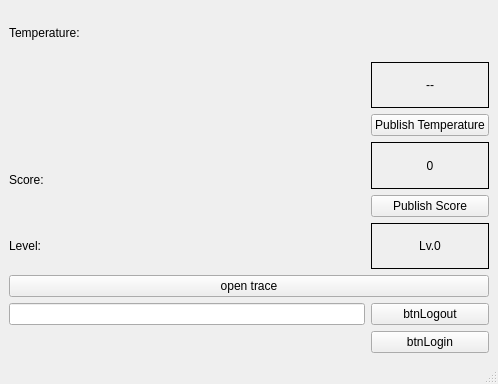
This is MainWindow.ui in zhangmeng-00/QT-MVVM as Qt 5 draws it before an edit. The edited form follows.
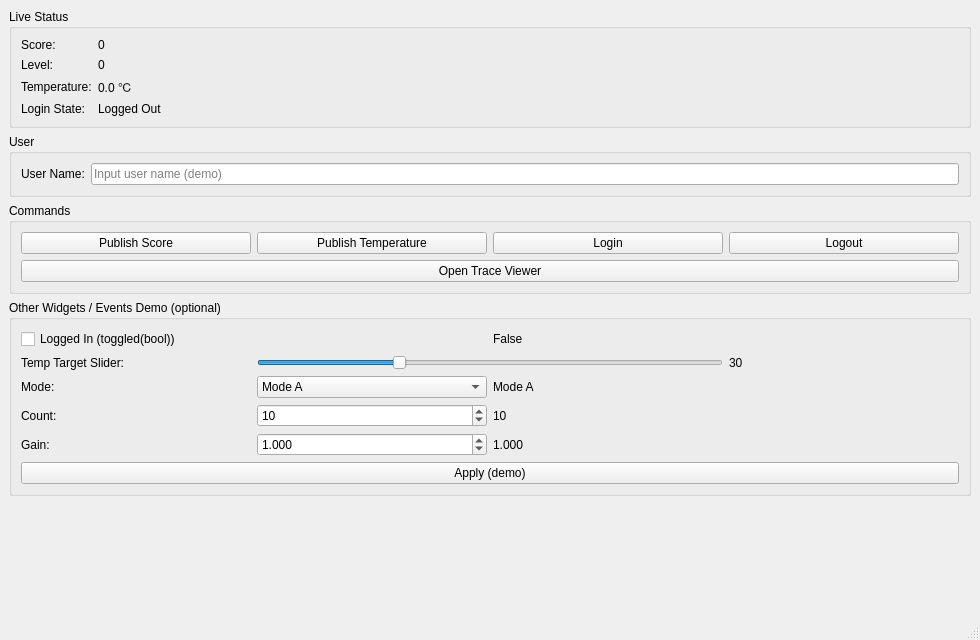
This is the edited form.

Commit message: #2026.01.22 1.修改BindCommand，不在局限于PushButton，可以绑定任何控件的任何事件。 2.整理几个Demo的示例 3.增加EventCommandFilter（未启用）

The edit to the form file:
```diff
--- a/MainWindow.ui
+++ b/MainWindow.ui
@@ -3,120 +3,233 @@
  <class>MainWindow</class>
  <widget class="QMainWindow" name="MainWindow">
   <property name="geometry">
-   <rect>
-    <x>0</x>
-    <y>0</y>
-    <width>498</width>
-    <height>384</height>
-   </rect>
+   <rect><x>0</x><y>0</y><width>980</width><height>640</height></rect>
   </property>
   <property name="windowTitle">
    <string>Mediator MVA Qt Demo</string>
   </property>
   <widget class="QWidget" name="centralwidget">
-   <layout class="QGridLayout" name="gridLayout_2">
-    <item row="0" column="0">
-     <layout class="QGridLayout" name="gridLayout">
-      <item row="0" column="0" colspan="2">
-       <widget class="QLabel" name="labelTemperatureTitle">
-        <property name="text">
-         <string>Temperature:</string>
-        </property>
-       </widget>
-      </item>
-      <item row="1" column="1">
-       <widget class="QLabel" name="labelTemperature">
-        <property name="frameShape">
-         <enum>QFrame::Box</enum>
-        </property>
-        <property name="text">
-         <string>--</string>
-        </property>
-        <property name="alignment">
-         <set>Qt::AlignCenter</set>
-        </property>
-       </widget>
-      </item>
-      <item row="2" column="1">
-       <widget class="QPushButton" name="btnPublishTemperature">
-        <property name="text">
-         <string>Publish Temperature</string>
-        </property>
-       </widget>
-      </item>
-      <item row="3" column="0" rowspan="2">
-       <widget class="QLabel" name="labelScoreTitle">
-        <property name="text">
-         <string>Score:</string>
-        </property>
-       </widget>
-      </item>
-      <item row="3" column="1">
-       <widget class="QLabel" name="labelScore">
-        <property name="frameShape">
-         <enum>QFrame::Box</enum>
-        </property>
-        <property name="text">
-         <string>0</string>
-        </property>
-        <property name="alignment">
-         <set>Qt::AlignCenter</set>
-        </property>
-       </widget>
-      </item>
-      <item row="4" column="1">
-       <widget class="QPushButton" name="btnPublishScore">
-        <property name="text">
-         <string>Publish Score</string>
-        </property>
-       </widget>
-      </item>
-      <item row="5" column="0">
-       <widget class="QLabel" name="labelLevelTitle">
-        <property name="text">
-         <string>Level:</string>
-        </property>
-       </widget>
-      </item>
-      <item row="5" column="1">
-       <widget class="QLabel" name="labelLevel">
-        <property name="frameShape">
-         <enum>QFrame::Box</enum>
-        </property>
-        <property name="text">
-         <string>Lv.0</string>
-        </property>
-        <property name="alignment">
-         <set>Qt::AlignCenter</set>
-        </property>
-       </widget>
-      </item>
-      <item row="6" column="0" colspan="2">
-       <widget class="QPushButton" name="pushButton">
-        <property name="text">
-         <string>open trace</string>
-        </property>
-       </widget>
-      </item>
-      <item row="7" column="0">
-       <widget class="QLineEdit" name="lineEdit"/>
-      </item>
-      <item row="7" column="1">
-       <widget class="QPushButton" name="btnLogout">
-        <property name="text">
-         <string>btnLogout</string>
-        </property>
-       </widget>
-      </item>
-      <item row="8" column="1">
-       <widget class="QPushButton" name="btnLogin">
-        <property name="text">
-         <string>btnLogin</string>
-        </property>
-       </widget>
-      </item>
-     </layout>
+   <layout class="QVBoxLayout" name="verticalLayoutMain">
+
+    <item>
+     <widget class="QGroupBox" name="groupStatus">
+      <property name="title"><string>Live Status</string></property>
+      <layout class="QFormLayout" name="formLayoutStatus">
+       <item row="0" column="0">
+        <widget class="QLabel" name="labelScoreTitle">
+         <property name="text"><string>Score:</string></property>
+        </widget>
+       </item>
+       <item row="0" column="1">
+        <widget class="QLabel" name="labelScore">
+         <property name="text"><string>0</string></property>
+         <property name="minimumWidth"><number>120</number></property>
+        </widget>
+       </item>
+
+       <item row="1" column="0">
+        <widget class="QLabel" name="labelLevelTitle">
+         <property name="text"><string>Level:</string></property>
+        </widget>
+       </item>
+       <item row="1" column="1">
+        <widget class="QLabel" name="labelLevel">
+         <property name="text"><string>0</string></property>
+        </widget>
+       </item>
+
+       <item row="2" column="0">
+        <widget class="QLabel" name="labelTemperatureTitle">
+         <property name="text"><string>Temperature:</string></property>
+        </widget>
+       </item>
+       <item row="2" column="1">
+        <widget class="QLabel" name="labelTemperature">
+         <property name="text"><string>0.0 ℃</string></property>
+        </widget>
+       </item>
+
+       <item row="3" column="0">
+        <widget class="QLabel" name="labelLoginTitle">
+         <property name="text"><string>Login State:</string></property>
+        </widget>
+       </item>
+       <item row="3" column="1">
+        <widget class="QLabel" name="labelLoginState">
+         <property name="text"><string>Logged Out</string></property>
+        </widget>
+       </item>
+      </layout>
+     </widget>
     </item>
+
+    <item>
+     <widget class="QGroupBox" name="groupUser">
+      <property name="title"><string>User</string></property>
+      <layout class="QFormLayout" name="formLayoutUser">
+       <item row="0" column="0">
+        <widget class="QLabel" name="labelUserNameTitle">
+         <property name="text"><string>User Name:</string></property>
+        </widget>
+       </item>
+       <item row="0" column="1">
+        <widget class="QLineEdit" name="lineEdit">
+         <property name="placeholderText">
+          <string>Input user name (demo)</string>
+         </property>
+        </widget>
+       </item>
+      </layout>
+     </widget>
+    </item>
+
+    <item>
+     <widget class="QGroupBox" name="groupCommands">
+      <property name="title"><string>Commands</string></property>
+      <layout class="QGridLayout" name="gridLayoutCommands">
+       <item row="0" column="0">
+        <widget class="QPushButton" name="btnPublishScore">
+         <property name="text"><string>Publish Score</string></property>
+        </widget>
+       </item>
+       <item row="0" column="1">
+        <widget class="QPushButton" name="btnPublishTemperature">
+         <property name="text"><string>Publish Temperature</string></property>
+        </widget>
+       </item>
+       <item row="0" column="2">
+        <widget class="QPushButton" name="btnLogin">
+         <property name="text"><string>Login</string></property>
+        </widget>
+       </item>
+       <item row="0" column="3">
+        <widget class="QPushButton" name="btnLogout">
+         <property name="text"><string>Logout</string></property>
+        </widget>
+       </item>
+
+       <item row="1" column="0" colspan="4">
+        <widget class="QPushButton" name="pushButton">
+         <property name="text"><string>Open Trace Viewer</string></property>
+        </widget>
+       </item>
+      </layout>
+     </widget>
+    </item>
+
+    <!-- 下面是“其它控件事件”演示区域（不影响你现有业务，可按需启用绑定） -->
+    <item>
+     <widget class="QGroupBox" name="groupDemo">
+      <property name="title"><string>Other Widgets / Events Demo (optional)</string></property>
+      <layout class="QGridLayout" name="gridLayoutDemo">
+
+       <item row="0" column="0" colspan="2">
+        <widget class="QCheckBox" name="checkBoxLoggedIn">
+         <property name="text">
+          <string>Logged In (toggled(bool))</string>
+         </property>
+        </widget>
+       </item>
+       <item row="0" column="2" colspan="2">
+        <widget class="QLabel" name="labelCheckBoxState">
+         <property name="text"><string>False</string></property>
+        </widget>
+       </item>
+
+       <item row="1" column="0">
+        <widget class="QLabel" name="labelSliderTitle">
+         <property name="text"><string>Temp Target Slider:</string></property>
+        </widget>
+       </item>
+       <item row="1" column="1" colspan="2">
+        <widget class="QSlider" name="horizontalSliderTemp">
+         <property name="orientation"><enum>Qt::Horizontal</enum></property>
+         <property name="minimum"><number>0</number></property>
+         <property name="maximum"><number>100</number></property>
+         <property name="value"><number>30</number></property>
+        </widget>
+       </item>
+       <item row="1" column="3">
+        <widget class="QLabel" name="labelSliderValue">
+         <property name="text"><string>30</string></property>
+        </widget>
+       </item>
+
+       <item row="2" column="0">
+        <widget class="QLabel" name="labelModeTitle">
+         <property name="text"><string>Mode:</string></property>
+        </widget>
+       </item>
+       <item row="2" column="1">
+        <widget class="QComboBox" name="comboBoxMode">
+         <item><property name="text"><string>Mode A</string></property></item>
+         <item><property name="text"><string>Mode B</string></property></item>
+         <item><property name="text"><string>Mode C</string></property></item>
+        </widget>
+       </item>
+       <item row="2" column="2" colspan="2">
+        <widget class="QLabel" name="labelModeValue">
+         <property name="text"><string>Mode A</string></property>
+        </widget>
+       </item>
+
+       <item row="3" column="0">
+        <widget class="QLabel" name="labelCountTitle">
+         <property name="text"><string>Count:</string></property>
+        </widget>
+       </item>
+       <item row="3" column="1">
+        <widget class="QSpinBox" name="spinBoxCount">
+         <property name="minimum"><number>0</number></property>
+         <property name="maximum"><number>9999</number></property>
+         <property name="value"><number>10</number></property>
+        </widget>
+       </item>
+       <item row="3" column="2" colspan="2">
+        <widget class="QLabel" name="labelCountValue">
+         <property name="text"><string>10</string></property>
+        </widget>
+       </item>
+
+       <item row="4" column="0">
+        <widget class="QLabel" name="labelGainTitle">
+         <property name="text"><string>Gain:</string></property>
+        </widget>
+       </item>
+       <item row="4" column="1">
+        <widget class="QDoubleSpinBox" name="doubleSpinBoxGain">
+         <property name="minimum"><double>0</double></property>
+         <property name="maximum"><double>1000</double></property>
+         <property name="decimals"><number>3</number></property>
+         <property name="singleStep"><double>0.1</double></property>
+         <property name="value"><double>1.0</double></property>
+        </widget>
+       </item>
+       <item row="4" column="2" colspan="2">
+        <widget class="QLabel" name="labelGainValue">
+         <property name="text"><string>1.000</string></property>
+        </widget>
+       </item>
+
+       <item row="5" column="0" colspan="4">
+        <widget class="QPushButton" name="btnApply">
+         <property name="text"><string>Apply (demo)</string></property>
+        </widget>
+       </item>
+
+      </layout>
+     </widget>
+    </item>
+
+    <item>
+     <spacer name="verticalSpacerBottom">
+      <property name="orientation"><enum>Qt::Vertical</enum></property>
+      <property name="sizeHint" stdset="0">
+       <size><width>20</width><height>40</height></size>
+      </property>
+     </spacer>
+    </item>
+
    </layout>
   </widget>
   <widget class="QMenuBar" name="menubar">
```
Left out of the diff: 15 changed lines with no effect on the pictures. The commit also changes 12 other files.
